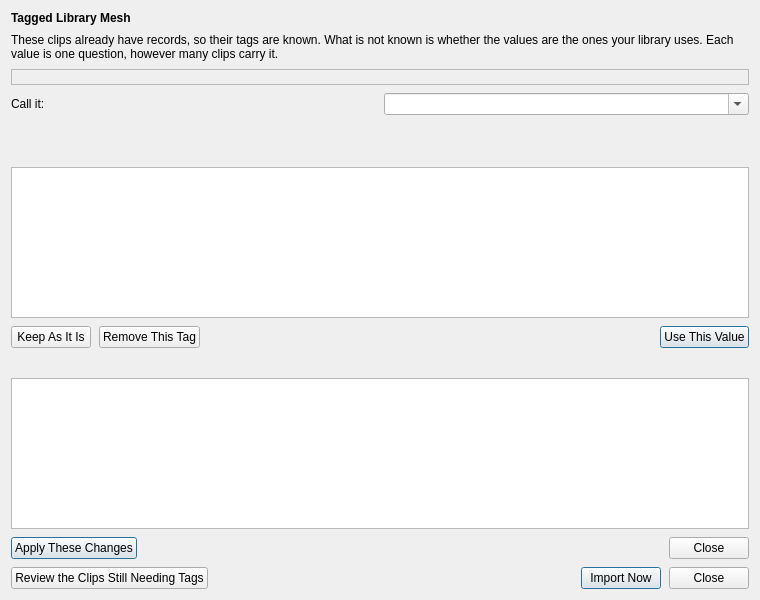
Above: importer/valueswindow.ui from trafficman/commcut before the change. Below: the same form after it.
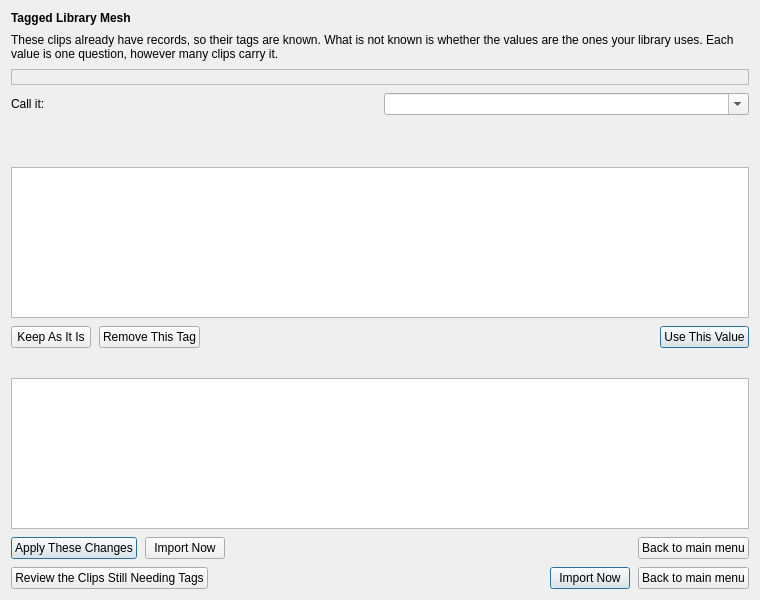
That is the form after the change.

Commit message: #33, import final stage fixed

```diff
--- a/importer/valueswindow.ui
+++ b/importer/valueswindow.ui
@@ -201,6 +201,16 @@
        </property>
       </widget>
      </item>
+     <item>
+      <widget class="QPushButton" name="buttonImportPlan">
+       <property name="toolTip">
+        <string>Import without writing the changes above. Any answer you have just given will not be written, and the clips will be filed under the values they currently hold.</string>
+       </property>
+       <property name="text">
+        <string>Import Now</string>
+       </property>
+      </widget>
+     </item>
      <item>
       <spacer name="planSpacer">
        <property name="orientation">
@@ -220,7 +230,7 @@
         <bool>false</bool>
        </property>
        <property name="text">
-        <string>Close</string>
+        <string>Back to main menu</string>
        </property>
       </widget>
      </item>
@@ -276,7 +286,7 @@
         <bool>false</bool>
        </property>
        <property name="text">
-        <string>Close</string>
+        <string>Back to main menu</string>
        </property>
       </widget>
      </item>
```
Left out of the diff: 6 changed lines with no effect on the pictures. The commit also changes 16 other files.
